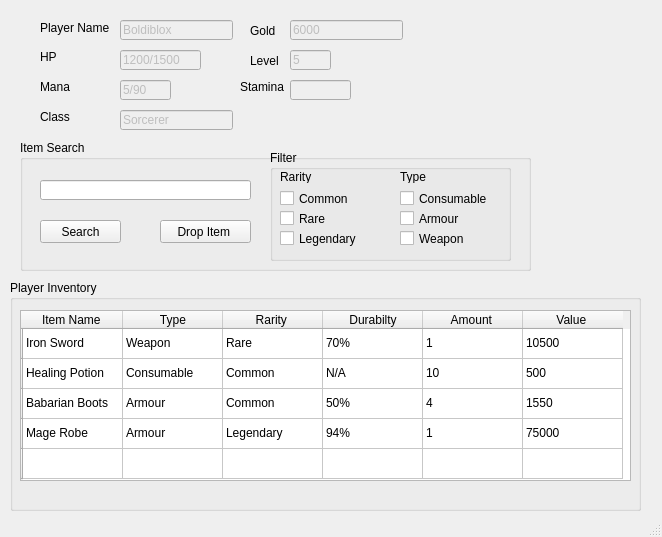
The window that Inventory.ui (senormaarij/DBS_Project_GameManageSys) describes before a commit, drawn with Qt 5.
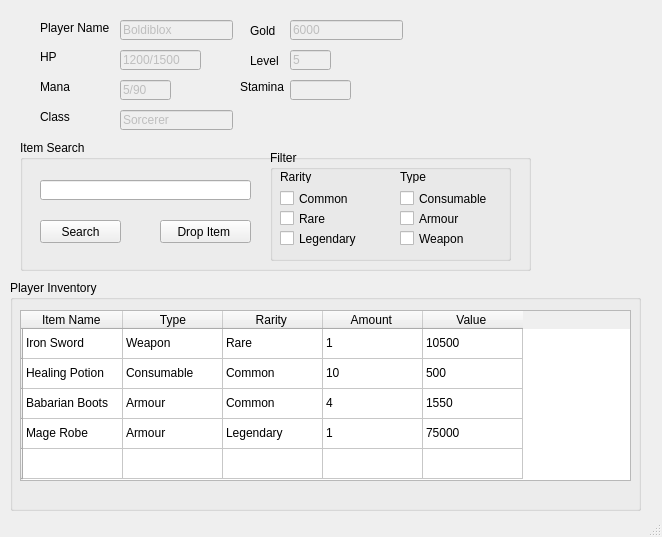
The same window after the commit.

Patch:
```diff
--- a/Inventory.ui
+++ b/Inventory.ui
@@ -13,6 +13,9 @@
   <property name="windowTitle">
    <string>MainWindow</string>
   </property>
+  <property name="styleSheet">
+   <string notr="true"/>
+  </property>
   <widget class="QWidget" name="centralwidget">
    <widget class="QGroupBox" name="groupBox">
     <property name="geometry">
@@ -75,11 +78,6 @@
        <string>Rarity </string>
       </property>
      </column>
-     <column>
-      <property name="text">
-       <string>Durabilty</string>
-      </property>
-     </column>
      <column>
       <property name="text">
        <string>Amount </string>
@@ -107,16 +105,11 @@
      </item>
      <item row="0" column="3">
       <property name="text">
-       <string>70%</string>
+       <string>1</string>
       </property>
      </item>
      <item row="0" column="4">
       <property name="text">
-       <string>1</string>
-      </property>
-     </item>
-     <item row="0" column="5">
-      <property name="text">
        <string>10500</string>
       </property>
      </item>
@@ -137,15 +130,10 @@
      </item>
      <item row="1" column="3">
       <property name="text">
-       <string>N/A</string>
-      </property>
-     </item>
-     <item row="1" column="4">
-      <property name="text">
        <string>10</string>
       </property>
      </item>
-     <item row="1" column="5">
+     <item row="1" column="4">
       <property name="text">
        <string>500</string>
       </property>
@@ -167,15 +155,10 @@
      </item>
      <item row="2" column="3">
       <property name="text">
-       <string>50%</string>
-      </property>
-     </item>
-     <item row="2" column="4">
-      <property name="text">
        <string>4</string>
       </property>
      </item>
-     <item row="2" column="5">
+     <item row="2" column="4">
       <property name="text">
        <string>1550</string>
       </property>
@@ -197,16 +180,11 @@
      </item>
      <item row="3" column="3">
       <property name="text">
-       <string>94%</string>
+       <string>1</string>
       </property>
      </item>
      <item row="3" column="4">
       <property name="text">
-       <string>1</string>
-      </property>
-     </item>
-     <item row="3" column="5">
-      <property name="text">
        <string>75000</string>
       </property>
      </item>
```
Left out of the diff: 6 changed lines with no effect on the pictures.
